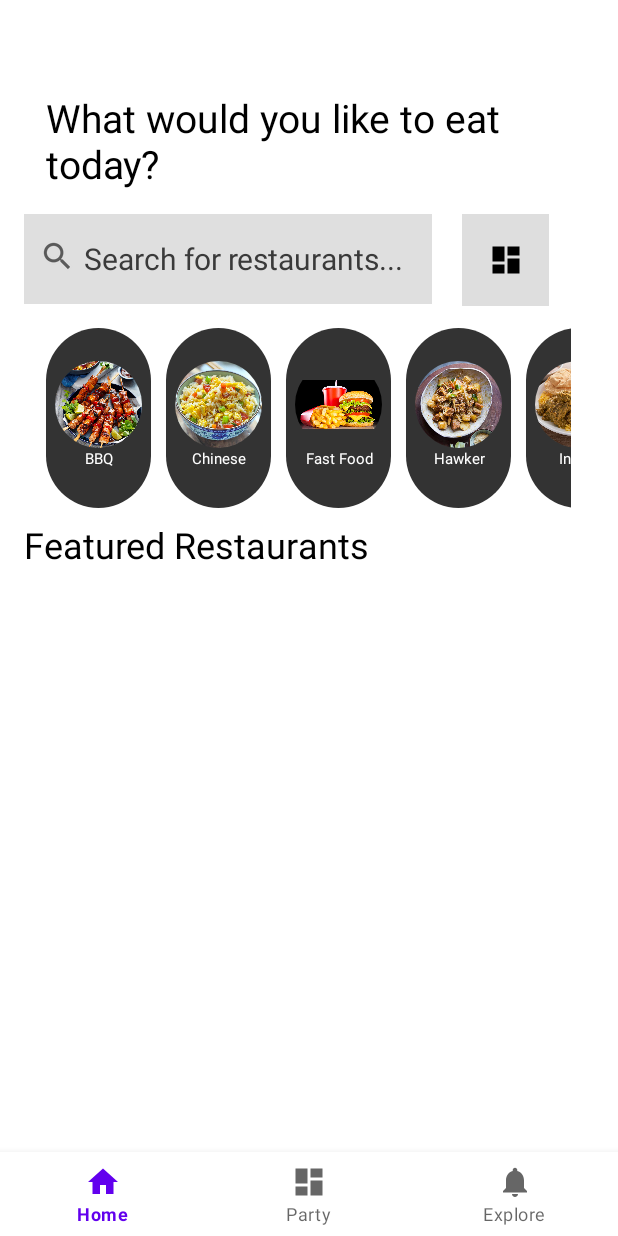
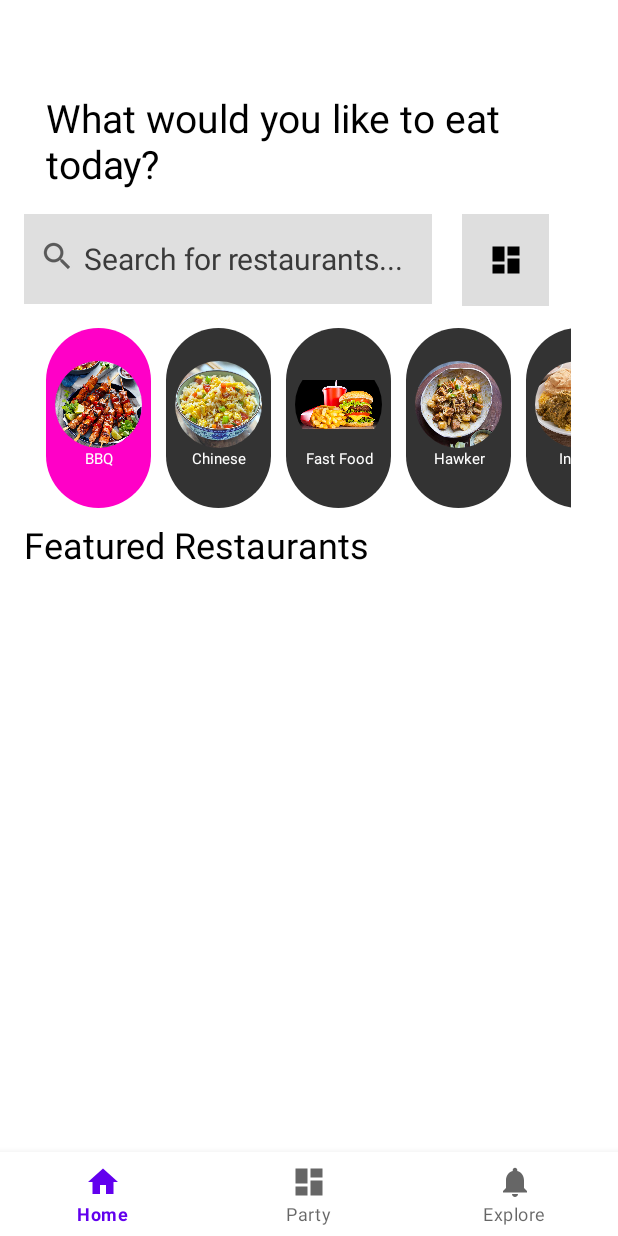
Before and after one commit to Avocavocado/ANDE-CA1, an Android app: the screen it shows after launch (MainActivity), after a tap on "BBQ", on a phone screen of 412 x 824 dp. Run offline under Robolectric (Android 15) with nearby library versions, the phone set to English and light mode, and no system bars; our stand-ins replace Firebase (no records; nobody signed in at launch, a user with empty details on screens opened directly), Picasso, navigation-ui; 1 statement that could not run was skipped.

Commit message:
explore restaurants: working cuisine buttons

```diff
--- a/app/src/main/java/com/example/ande_munch/CuisineButtonAdapter.java
+++ b/app/src/main/java/com/example/ande_munch/CuisineButtonAdapter.java
@@ -28,7 +28,7 @@ public class CuisineButtonAdapter extends RecyclerView.Adapter<CuisineButtonAdap
     private static OnItemClickListener onItemClickListener;
 
     public interface OnItemClickListener {
-        void onItemClick(String cuisineName);
+        void onItemClick(String cuisineName, View v);
     }
 
     public static class ViewHolder extends RecyclerView.ViewHolder {
@@ -45,7 +45,7 @@ public class CuisineButtonAdapter extends RecyclerView.Adapter<CuisineButtonAdap
                 @Override
                 public void onClick(View v) {
                     if (onItemClickListener != null) {
-                        onItemClickListener.onItemClick(CuisineName.getText().toString());
+                        onItemClickListener.onItemClick(CuisineName.getText().toString(), v);
                     }
                 }
             });
--- a/app/src/main/java/com/example/ande_munch/RestaurantCardAdapter.java
+++ b/app/src/main/java/com/example/ande_munch/RestaurantCardAdapter.java
@@ -105,6 +105,11 @@ public class RestaurantCardAdapter extends RecyclerView.Adapter<RestaurantCardAd
         }
     }
 
+    public void updateData(List<DocumentSnapshot> newDataSet) {
+        localDataSet = newDataSet;
+        notifyDataSetChanged();
+    }
+
     @Override
     public int getItemCount() {
         return localDataSet.size();
--- a/app/src/main/java/com/example/ande_munch/ui/home/HomeFragment.java
+++ b/app/src/main/java/com/example/ande_munch/ui/home/HomeFragment.java
@@ -29,6 +29,7 @@ import androidx.recyclerview.widget.LinearLayoutManager;
 
 import java.util.ArrayList;
 import java.util.Arrays;
+import java.util.HashMap;
 import java.util.List;
 
 public class HomeFragment extends Fragment {
@@ -38,8 +39,9 @@ public class HomeFragment extends Fragment {
     private FirebaseUser user = auth.getCurrentUser();
     private FirebaseFirestore db;
     private RecyclerView recyclerView;
+    private List<DocumentSnapshot> restaurants;
+    private List<String> selectedCuisines = new ArrayList<>();
     private RestaurantCardAdapter adapter;
-
     private LoginMethods loginMethods = new LoginMethods();
 
     private List<String> urls =
@@ -62,7 +64,31 @@ public class HomeFragment extends Fragment {
         recyclerView = binding.RestaurantCards;
         LinearLayoutManager layoutManager = new LinearLayoutManager(getContext(), LinearLayoutManager.HORIZONTAL, false);
         recyclerView.setLayoutManager(layoutManager);
-        getRestaurantCardData();
+
+        restaurants = new ArrayList<>();
+        db = FirebaseFirestore.getInstance();
+        db.collection("Restaurants")
+                .get()
+                .addOnCompleteListener(task -> {
+                    if (task.isSuccessful()) {
+                        for (DocumentSnapshot document : task.getResult()) {
+                            restaurants.add(document);
+                            Log.i(TAG, "Document: " + document);
+                        }
+                        // After data retrieval, set up the adapter
+                        adapter = new RestaurantCardAdapter(getContext(), restaurants);
+                        adapter.setOnItemClickListener(new RestaurantCardAdapter.OnItemClickListener() {
+                            @Override
+                            public void onItemClick(String rid) {
+                                Toast.makeText(requireContext(), "Item clicked: " + rid, Toast.LENGTH_SHORT).show();
+                            }
+                        });
+                        recyclerView.setAdapter(adapter);
+                    } else {
+                        Log.w(TAG, "Error getting documents: ", task.getException());
+                    }
+                })
+                .addOnFailureListener(e -> Log.w(TAG, "Error fetching documents", e));
 
         //Cuisine Buttons Layout
         RecyclerView cuisineBtns = root.findViewById(R.id.cuisineBtns);
@@ -71,8 +97,16 @@ public class HomeFragment extends Fragment {
         CuisineButtonAdapter cbAdapter = new CuisineButtonAdapter(requireContext(), cuisines, urls);
         cbAdapter.setOnItemClickListener(new CuisineButtonAdapter.OnItemClickListener() {
             @Override
-            public void onItemClick(String cuisineName) {
+            public void onItemClick(String cuisineName, View view) {
                 Toast.makeText(requireContext(), "Item clicked: " + cuisineName, Toast.LENGTH_SHORT).show();
+                if (selectedCuisines.contains(cuisineName)) {
+                    selectedCuisines.remove(cuisineName);
+                    view.setBackgroundResource(R.drawable.cuisine_button_bg);
+                } else {
+                    selectedCuisines.add(cuisineName);
+                    view.setBackgroundResource(R.drawable.selected_cuisine_button_bg);
+                }
+                adapter.updateData(filterDocuments(selectedCuisines));
             }
         });
         cuisineBtns.setAdapter(cbAdapter);
@@ -104,31 +138,23 @@ public class HomeFragment extends Fragment {
         });
     }
 
-    public void getRestaurantCardData() {
-        db = FirebaseFirestore.getInstance();
-        db.collection("Restaurants")
-                .get()
-                .addOnCompleteListener(task -> {
-                    if (task.isSuccessful()) {
-                        List<DocumentSnapshot> documents = new ArrayList<>();
-                        for (DocumentSnapshot document : task.getResult()) {
-                            documents.add(document);
-                        }
-                        adapter = new RestaurantCardAdapter(getContext(), documents);
+    public List<DocumentSnapshot> filterDocuments(List<String> selectedCuisines) {
+        List<DocumentSnapshot> filteredDocuments = new ArrayList<>();
 
-                        adapter.setOnItemClickListener(new RestaurantCardAdapter.OnItemClickListener() {
-                            @Override
-                            public void onItemClick(String rid) {
-                                Toast.makeText(requireContext(), "Item clicked: " + rid, Toast.LENGTH_SHORT).show();
-                            }
-                        });
+        if (selectedCuisines.size() == 0) {
+            return restaurants;
+        }
 
-                        recyclerView.setAdapter(adapter);
-                    } else {
-                        Log.w(TAG, "Error getting documents: ", task.getException());
-                    }
-                })
-                .addOnFailureListener(e -> Log.w(TAG, "Error fetching documents", e));
+        for (DocumentSnapshot document : restaurants) {
+            for (String cuisine: (List<String>) document.get("Cuisine")) {
+                if (selectedCuisines.contains(cuisine)) {
+                    filteredDocuments.add(document);
+                    break;
+                }
+            }
+        }
+        Log.i(TAG,"SELECTED :" + selectedCuisines + " Documents No: " + filteredDocuments.size() + " Res. No: " + restaurants.size());
+        return filteredDocuments;
     }
 
     @Override
--- /dev/null
+++ b/app/src/main/res/drawable/selected_cuisine_button_bg.xml
@@ -0,0 +1,6 @@
+<?xml version="1.0" encoding="utf-8"?>
+<shape xmlns:android="http://schemas.android.com/apk/res/android">
+    <solid android:color="#FF00C7" /> <!-- Set the background color -->
+    <corners android:radius="50dp" /> <!-- Half of the height to create semi-circle ends -->
+    <size android:width="60dp" android:height="100dp" /> <!-- Adjust width and height as needed -->
+</shape>
```
